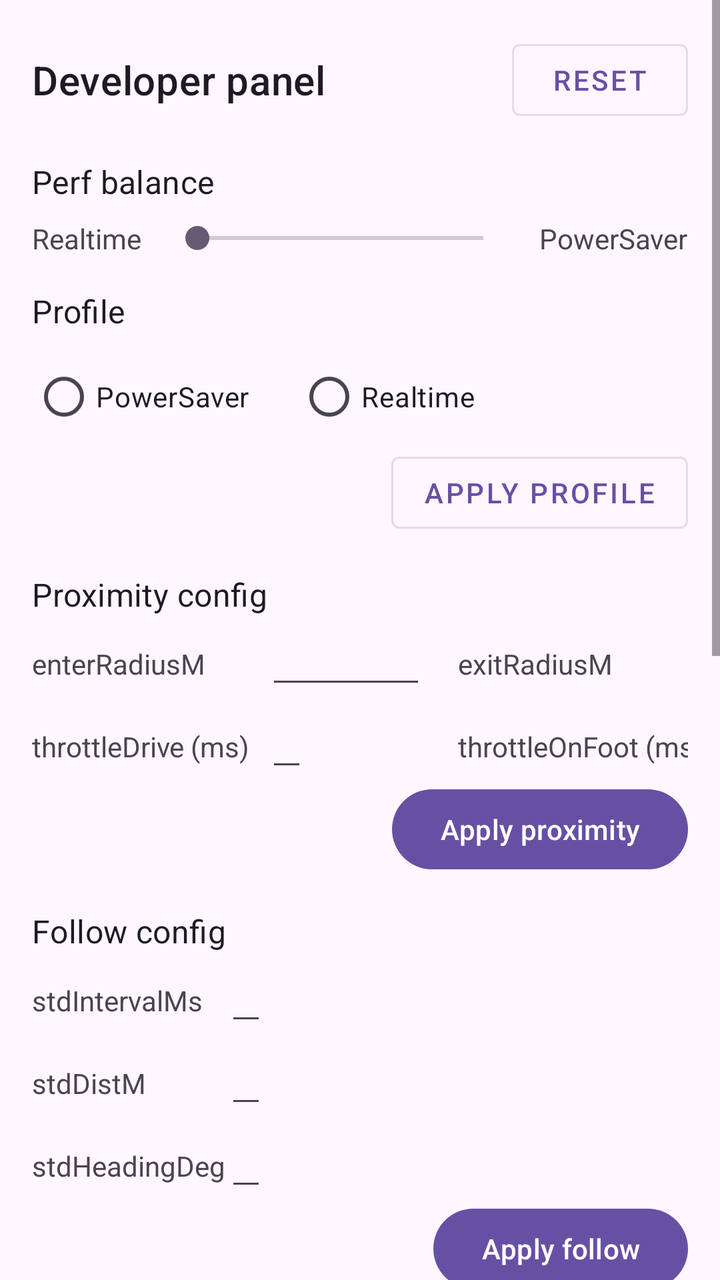
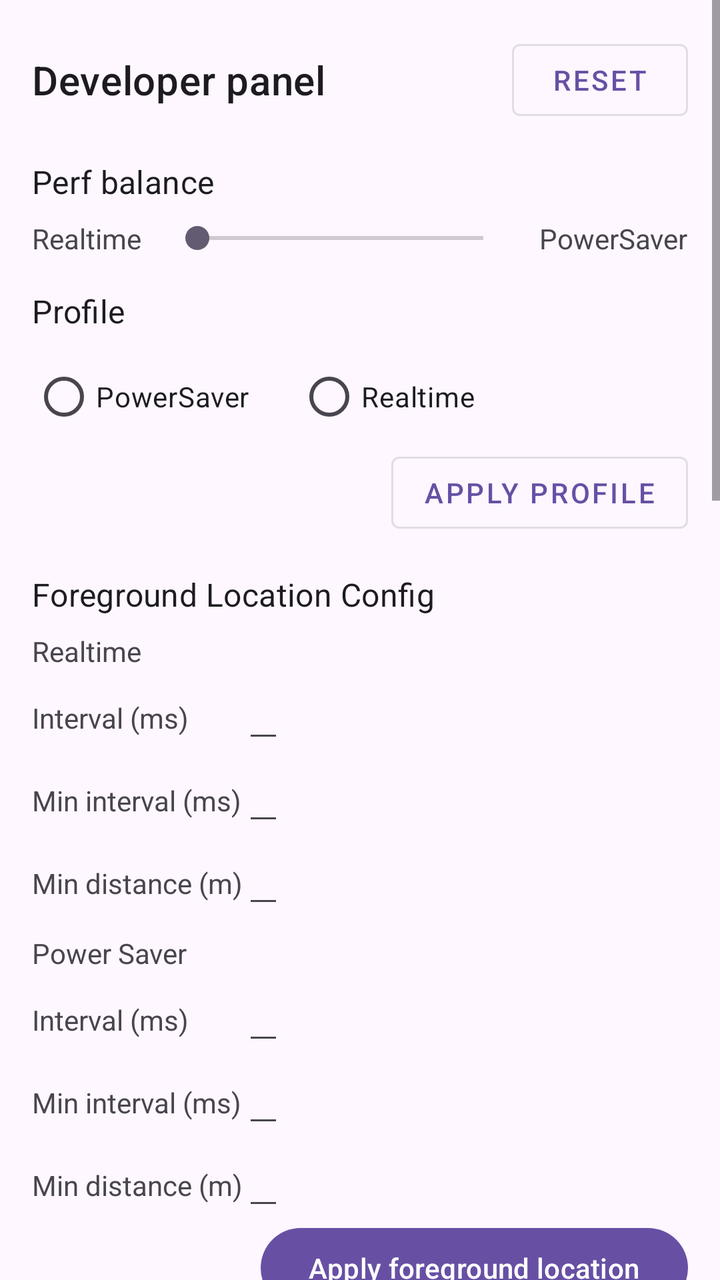

An Android layout rendered at two revisions. The XML below is the earlier revision; the diff shows what the commit changed to produce the second picture.
<!-- AndroidManifest.xml: application theme Theme.AppCompat.Light.NoActionBar -->
<!-- res/layout/bottom_sheet_developer_panel.xml -->
<?xml version="1.0" encoding="utf-8"?>
<ScrollView xmlns:android="http://schemas.android.com/apk/res/android"
    xmlns:tools="http://schemas.android.com/tools"
    android:layout_width="match_parent"
    android:layout_height="wrap_content">

    <LinearLayout
        android:layout_width="match_parent"
        android:layout_height="wrap_content"
        android:orientation="vertical"
        android:padding="16dp"
        tools:context=".view.DeveloperPanelBottomSheet">

        
        <LinearLayout
            android:layout_width="match_parent"
            android:layout_height="wrap_content"
            android:gravity="center_vertical"
            android:orientation="horizontal">

            <TextView
                android:layout_width="0dp"
                android:layout_height="wrap_content"
                android:layout_weight="1"
                android:text="@string/dev_panel_title"
                android:textAppearance="@style/TextAppearance.MaterialComponents.Headline6" />

            <Button
                android:id="@+id/btn_reset_default"
                style="@style/Widget.MaterialComponents.Button.OutlinedButton"
                android:layout_width="wrap_content"
                android:layout_height="wrap_content"
                android:text="@string/dev_panel_reset" />
        </LinearLayout>

        
        <TextView
            android:layout_width="wrap_content"
            android:layout_height="wrap_content"
            android:layout_marginTop="16dp"
            android:text="@string/dev_panel_perf_balance"
            android:textAppearance="@style/TextAppearance.MaterialComponents.Subtitle1" />

        <LinearLayout
            android:layout_width="match_parent"
            android:layout_height="wrap_content"
            android:layout_marginTop="8dp"
            android:orientation="horizontal"
            android:gravity="center_vertical">

            <TextView
                android:layout_width="wrap_content"
                android:layout_height="wrap_content"
                android:text="@string/dev_panel_realtime" />

            <SeekBar
                android:id="@+id/seek_perf_balance"
                android:layout_width="0dp"
                android:layout_height="wrap_content"
                android:layout_weight="1"
                android:layout_marginStart="12dp"
                android:layout_marginEnd="12dp"
                android:max="100" />

            <TextView
                android:layout_width="wrap_content"
                android:layout_height="wrap_content"
                android:text="@string/dev_panel_powersaver" />
        </LinearLayout>

        <TextView
            android:layout_width="wrap_content"
            android:layout_height="wrap_content"
            android:layout_marginTop="16dp"
            android:text="@string/dev_panel_profile"
            android:textAppearance="@style/TextAppearance.MaterialComponents.Subtitle1" />

        <RadioGroup
            android:id="@+id/rg_profile"
            android:layout_width="match_parent"
            android:layout_height="wrap_content"
            android:orientation="horizontal"
            android:layout_marginTop="8dp">

            <RadioButton
                android:id="@+id/rb_profile_powersaver"
                android:layout_width="wrap_content"
                android:layout_height="wrap_content"
                android:text="@string/dev_panel_powersaver" />

            <RadioButton
                android:id="@+id/rb_profile_advanced"
                android:layout_width="wrap_content"
                android:layout_height="wrap_content"
                android:layout_marginStart="24dp"
                android:text="@string/dev_panel_advanced" />
        </RadioGroup>

        <Button
            android:id="@+id/btn_apply_profile"
            style="@style/Widget.MaterialComponents.Button.OutlinedButton"
            android:layout_width="wrap_content"
            android:layout_height="wrap_content"
            android:layout_gravity="end"
            android:text="@string/dev_panel_apply_profile" />

        
        <TextView
            android:layout_width="wrap_content"
            android:layout_height="wrap_content"
            android:layout_marginTop="16dp"
            android:text="@string/dev_panel_proximity_config"
            android:textAppearance="@style/TextAppearance.MaterialComponents.Subtitle1" />

        <GridLayout
            android:layout_width="match_parent"
            android:layout_height="wrap_content"
            android:columnCount="4">

            <TextView android:text="@string/dev_panel_enter_radius" android:layout_marginEnd="8dp"/>
            <EditText android:id="@+id/et_enter_radius" android:inputType="numberDecimal" android:layout_width="80dp"/>
            <TextView android:text="@string/dev_panel_exit_radius" android:layout_marginStart="16dp" android:layout_marginEnd="8dp"/>
            <EditText android:id="@+id/et_exit_radius" android:inputType="numberDecimal" android:layout_width="80dp"/>

            <TextView android:text="@string/dev_panel_throttle_drive" android:layout_marginEnd="8dp"/>
            <EditText android:id="@+id/et_throttle_drive" android:inputType="number"/>
            <TextView android:text="@string/dev_panel_throttle_on_foot" android:layout_marginStart="16dp" android:layout_marginEnd="8dp"/>
            <EditText android:id="@+id/et_throttle_foot" android:inputType="number"/>

        </GridLayout>
        <Button
            android:id="@+id/btn_apply_proximity"
            android:layout_width="wrap_content"
            android:layout_height="wrap_content"
            android:layout_gravity="end"
            android:text="@string/dev_panel_apply_proximity" />

        
        <TextView
            android:layout_width="wrap_content"
            android:layout_height="wrap_content"
            android:layout_marginTop="16dp"
            android:text="@string/dev_panel_follow_config"
            android:textAppearance="@style/TextAppearance.MaterialComponents.Subtitle1" />
        <GridLayout
            android:layout_width="match_parent"
            android:layout_height="wrap_content"
            android:columnCount="2">
            <TextView android:text="@string/dev_panel_std_interval"/>
            <EditText android:id="@+id/et_follow_std_interval" android:inputType="number"/>
            <TextView android:text="@string/dev_panel_std_dist"/>
            <EditText android:id="@+id/et_follow_std_dist" android:inputType="numberDecimal"/>
            <TextView android:text="@string/dev_panel_std_heading"/>
            <EditText android:id="@+id/et_follow_std_heading" android:inputType="numberDecimal"/>
        </GridLayout>
        <Button
            android:id="@+id/btn_apply_follow"
            android:layout_width="wrap_content"
            android:layout_height="wrap_content"
            android:layout_gravity="end"
            android:text="@string/dev_panel_apply_follow" />

        
        <TextView
            android:layout_width="wrap_content"
            android:layout_height="wrap_content"
            android:layout_marginTop="16dp"
            android:text="@string/dev_panel_zoom_config"
            android:textAppearance="@style/TextAppearance.MaterialComponents.Subtitle1" />
        <GridLayout
            android:layout_width="match_parent"
            android:layout_height="wrap_content"
            android:columnCount="2">
            <TextView android:text="@string/dev_panel_close_meters"/>
            <EditText android:id="@+id/et_zoom_close_meters" android:inputType="numberDecimal"/>
            <TextView android:text="@string/dev_panel_close_zoom"/>
            <EditText android:id="@+id/et_zoom_close_zoom" android:inputType="numberDecimal"/>
            <TextView android:text="@string/dev_panel_approach_meters"/>
            <EditText android:id="@+id/et_zoom_approach_meters" android:inputType="numberDecimal"/>
            <TextView android:text="@string/dev_panel_approach_zoom"/>
            <EditText android:id="@+id/et_zoom_approach_zoom" android:inputType="numberDecimal"/>
            <TextView android:text="@string/dev_panel_default_follow_zoom"/>
            <EditText android:id="@+id/et_zoom_default_follow" android:inputType="numberDecimal"/>
            <TextView android:text="@string/dev_panel_driving_min_zoom"/>
            <EditText android:id="@+id/et_zoom_driving_min" android:inputType="numberDecimal"/>
            <TextView android:text="@string/dev_panel_speed_zoom_near"/>
            <EditText android:id="@+id/et_zoom_speed_near" android:inputType="numberDecimal"/>
            <TextView android:text="@string/dev_panel_speed_zoom_city"/>
            <EditText android:id="@+id/et_zoom_speed_city" android:inputType="numberDecimal"/>
            <TextView android:text="@string/dev_panel_speed_zoom_suburb"/>
            <EditText android:id="@+id/et_zoom_speed_suburb" android:inputType="numberDecimal"/>
            <TextView android:text="@string/dev_panel_speed_zoom_highway"/>
            <EditText android:id="@+id/et_zoom_speed_highway" android:inputType="numberDecimal"/>
        </GridLayout>
        <Button
            android:id="@+id/btn_apply_zoom"
            android:layout_width="wrap_content"
            android:layout_height="wrap_content"
            android:layout_gravity="end"
            android:text="@string/dev_panel_apply_zoom" />

        <TextView
            android:layout_width="wrap_content"
            android:layout_height="wrap_content"
            android:layout_marginTop="16dp"
            android:text="@string/dev_panel_experiments"
            android:textAppearance="@style/TextAppearance.MaterialComponents.Subtitle1" />

        <androidx.appcompat.widget.SwitchCompat
            android:id="@+id/switch_inside_boost"
            android:layout_width="wrap_content"
            android:layout_height="wrap_content"
            android:text="@string/dev_panel_enable_inside_boost" />

    </LinearLayout>
</ScrollView>
<!-- resources referenced by this layout -->
<resources>
  <string name="dev_panel_advanced">Realtime</string>
  <string name="dev_panel_apply_follow">Apply follow</string>
  <string name="dev_panel_apply_profile">Apply profile</string>
  <string name="dev_panel_apply_proximity">Apply proximity</string>
  <string name="dev_panel_apply_zoom">Apply zoom</string>
  <string name="dev_panel_approach_meters">approachMeters</string>
  <string name="dev_panel_approach_zoom">approachZoom</string>
  <string name="dev_panel_close_meters">closeMeters</string>
  <string name="dev_panel_close_zoom">closeZoom</string>
  <string name="dev_panel_default_follow_zoom">defaultFollowZoom</string>
  <string name="dev_panel_driving_min_zoom">drivingMinZoom</string>
  <string name="dev_panel_enable_inside_boost">Enable inside-zone GPS boost</string>
  <string name="dev_panel_enter_radius">enterRadiusM</string>
  <string name="dev_panel_exit_radius">exitRadiusM</string>
  <string name="dev_panel_experiments">Experiments</string>
  <string name="dev_panel_follow_config">Follow config</string>
  <string name="dev_panel_perf_balance">Perf balance</string>
  <string name="dev_panel_powersaver">PowerSaver</string>
  <string name="dev_panel_profile">Profile</string>
  <string name="dev_panel_proximity_config">Proximity config</string>
  <string name="dev_panel_realtime">Realtime</string>
  <string name="dev_panel_reset">Reset</string>
  <string name="dev_panel_speed_zoom_city">speedZoomCity</string>
  <string name="dev_panel_speed_zoom_highway">speedZoomHighway</string>
  <string name="dev_panel_speed_zoom_near">speedZoomNear</string>
  <string name="dev_panel_speed_zoom_suburb">speedZoomSuburb</string>
  <string name="dev_panel_std_dist">stdDistM</string>
  <string name="dev_panel_std_heading">stdHeadingDeg</string>
  <string name="dev_panel_std_interval">stdIntervalMs</string>
  <string name="dev_panel_throttle_drive">throttleDrive (ms)</string>
  <string name="dev_panel_throttle_on_foot">throttleOnFoot (ms)</string>
  <string name="dev_panel_title">Developer panel</string>
  <string name="dev_panel_zoom_config">Zoom config</string>
  <style name="Theme.AppCompat.Light.NoActionBar" parent="Base.Theme.AppCompat.Light.NoActionBar" />
  <style name="Base.Theme.AppCompat.Light.NoActionBar" parent="Theme.Material3.DayNight.NoActionBar">
          
          
      </style>
</resources>

<!-- the commit's change to res/layout/bottom_sheet_developer_panel.xml (unified diff, before → after) -->
@@ -103,6 +103,69 @@
             android:layout_height="wrap_content"
             android:layout_gravity="end"
             android:text="@string/dev_panel_apply_profile" />
+
+        
+        <TextView
+            android:layout_width="wrap_content"
+            android:layout_height="wrap_content"
+            android:layout_marginTop="16dp"
+            android:text="@string/dev_panel_fg_location_config"
+            android:textAppearance="@style/TextAppearance.MaterialComponents.Subtitle1" />
+
+        <TextView
+            android:layout_width="wrap_content"
+            android:layout_height="wrap_content"
+            android:layout_marginTop="8dp"
+            android:text="@string/dev_panel_fg_realtime" />
+
+        <GridLayout
+            android:layout_width="match_parent"
+            android:layout_height="wrap_content"
+            android:columnCount="2">
+            <TextView android:text="@string/dev_panel_fg_interval" />
+            <EditText
+                android:id="@+id/et_fg_rt_interval"
+                android:inputType="number" />
+            <TextView android:text="@string/dev_panel_fg_min_interval" />
+            <EditText
+                android:id="@+id/et_fg_rt_min_interval"
+                android:inputType="number" />
+            <TextView android:text="@string/dev_panel_fg_min_distance" />
+            <EditText
+                android:id="@+id/et_fg_rt_min_distance"
+                android:inputType="numberDecimal" />
+        </GridLayout>
+
+        <TextView
+            android:layout_width="wrap_content"
+            android:layout_height="wrap_content"
+            android:layout_marginTop="8dp"
+            android:text="@string/dev_panel_fg_powersave" />
+
+        <GridLayout
+            android:layout_width="match_parent"
+            android:layout_height="wrap_content"
+            android:columnCount="2">
+            <TextView android:text="@string/dev_panel_fg_interval" />
+            <EditText
+                android:id="@+id/et_fg_ps_interval"
+                android:inputType="number" />
+            <TextView android:text="@string/dev_panel_fg_min_interval" />
+            <EditText
+                android:id="@+id/et_fg_ps_min_interval"
+                android:inputType="number" />
+            <TextView android:text="@string/dev_panel_fg_min_distance" />
+            <EditText
+                android:id="@+id/et_fg_ps_min_distance"
+                android:inputType="numberDecimal" />
+        </GridLayout>
+
+        <Button
+            android:id="@+id/btn_apply_fg_location"
+            android:layout_width="wrap_content"
+            android:layout_height="wrap_content"
+            android:layout_gravity="end"
+            android:text="@string/dev_panel_apply_fg_location" />
 
         
         <TextView
<!-- resource entries referenced after the edit -->
@@ -1,6 +1,7 @@
 <!-- resources referenced by this layout -->
 <resources>
   <string name="dev_panel_advanced">Realtime</string>
+  <string name="dev_panel_apply_fg_location">Apply foreground location</string>
   <string name="dev_panel_apply_follow">Apply follow</string>
   <string name="dev_panel_apply_profile">Apply profile</string>
   <string name="dev_panel_apply_proximity">Apply proximity</string>
@@ -15,6 +16,12 @@
   <string name="dev_panel_enter_radius">enterRadiusM</string>
   <string name="dev_panel_exit_radius">exitRadiusM</string>
   <string name="dev_panel_experiments">Experiments</string>
+  <string name="dev_panel_fg_interval">Interval (ms)</string>
+  <string name="dev_panel_fg_location_config">Foreground Location Config</string>
+  <string name="dev_panel_fg_min_distance">Min distance (m)</string>
+  <string name="dev_panel_fg_min_interval">Min interval (ms)</string>
+  <string name="dev_panel_fg_powersave">Power Saver</string>
+  <string name="dev_panel_fg_realtime">Realtime</string>
   <string name="dev_panel_follow_config">Follow config</string>
   <string name="dev_panel_perf_balance">Perf balance</string>
   <string name="dev_panel_powersaver">PowerSaver</string>
